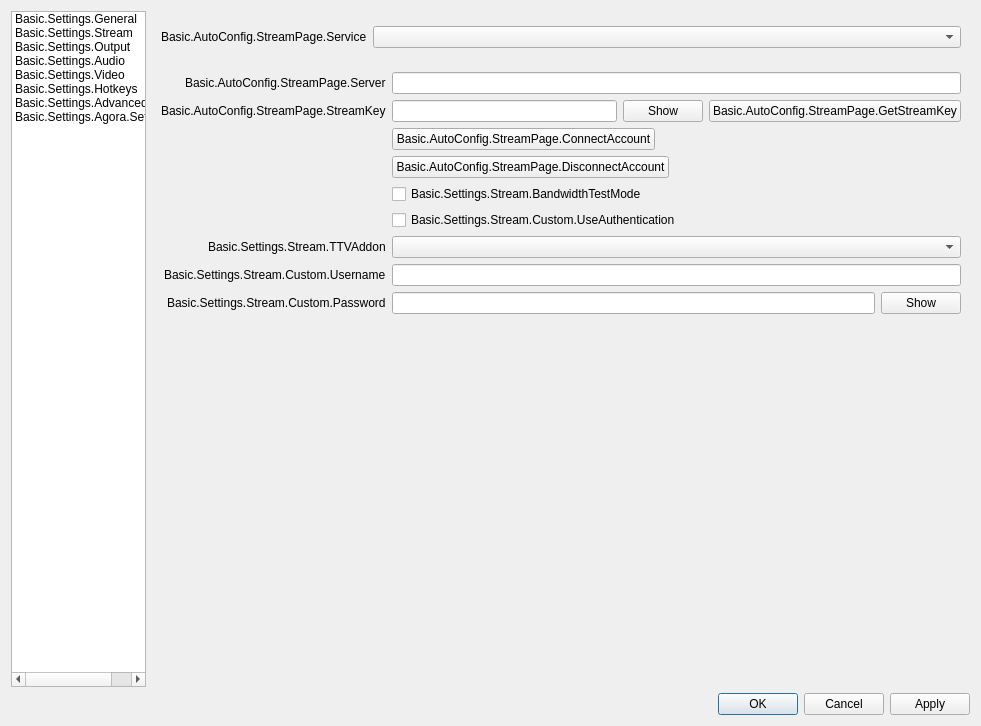
First picture: the form in UI/forms/OBSBasicSettings.ui, repository AgoraIO/OBS, before the edit.
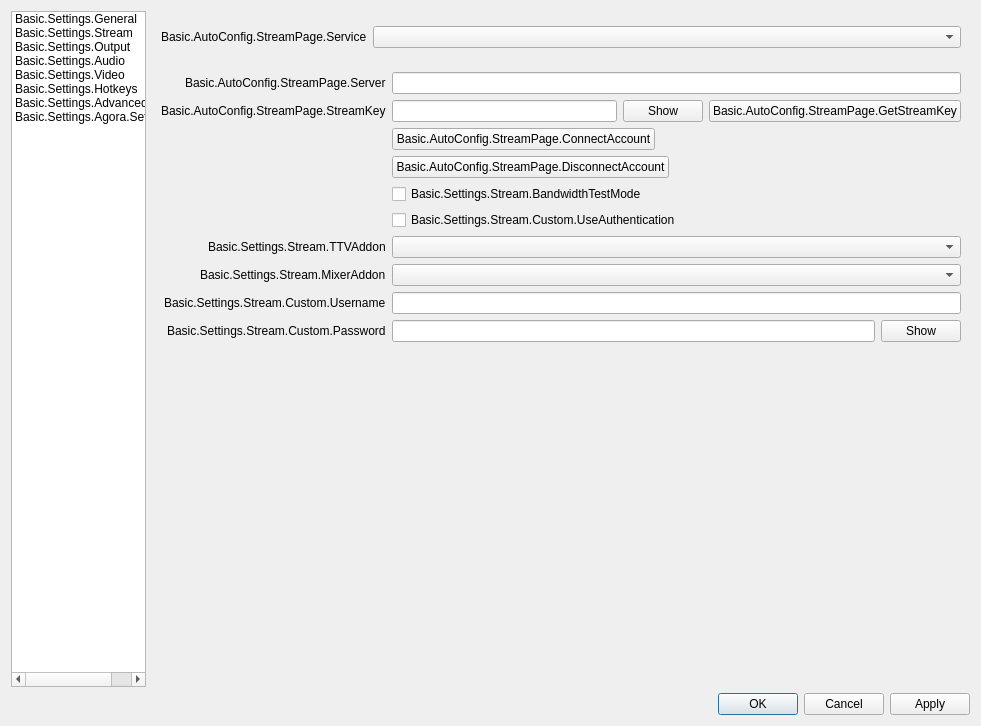
Second picture: the form after the edit. The open tabs and pages were chosen to show the change. Icons and pictures are not drawn. Custom widgets are drawn as their Qt base class.

What changed in the file:
```diff
--- a/UI/forms/OBSBasicSettings.ui
+++ b/UI/forms/OBSBasicSettings.ui
@@ -1155,7 +1155,7 @@
                </property>
               </widget>
              </item>
-             <item row="8" column="0">
+             <item row="9" column="0">
               <widget class="QLabel" name="authUsernameLabel">
                <property name="text">
                 <string>Basic.Settings.Stream.Custom.Username</string>
@@ -1165,10 +1165,10 @@
                </property>
               </widget>
              </item>
-             <item row="8" column="1">
+             <item row="9" column="1">
               <widget class="QLineEdit" name="authUsername"/>
              </item>
-             <item row="9" column="0">
+             <item row="10" column="0">
               <widget class="QLabel" name="authPwLabel">
                <property name="text">
                 <string>Basic.Settings.Stream.Custom.Password</string>
@@ -1178,7 +1178,7 @@
                </property>
               </widget>
              </item>
-             <item row="9" column="1">
+             <item row="10" column="1">
               <widget class="QWidget" name="authPwWidget" native="true">
                <layout class="QHBoxLayout" name="horizontalLayout_25">
                 <property name="leftMargin">
@@ -1223,6 +1223,19 @@
                </property>
               </widget>
              </item>
+             <item row="8" column="0">
+              <widget class="QLabel" name="mixerAddonLabel">
+               <property name="text">
+                <string>Basic.Settings.Stream.MixerAddon</string>
+               </property>
+               <property name="buddy">
+                <cstring>mixerAddonDropdown</cstring>
+               </property>
+              </widget>
+             </item>
+             <item row="8" column="1">
+              <widget class="QComboBox" name="mixerAddonDropdown"/>
+             </item>
             </layout>
            </widget>
           </widget>
```
Left out of the diff: 564 changed lines with no effect on the pictures.
